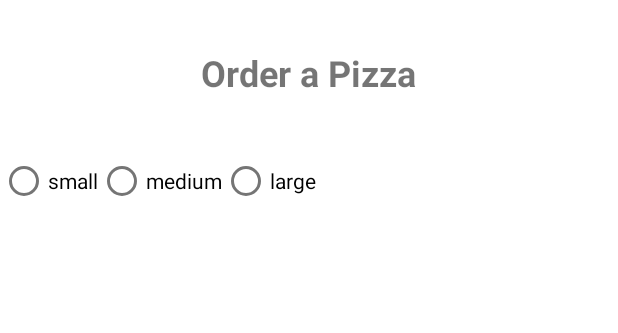
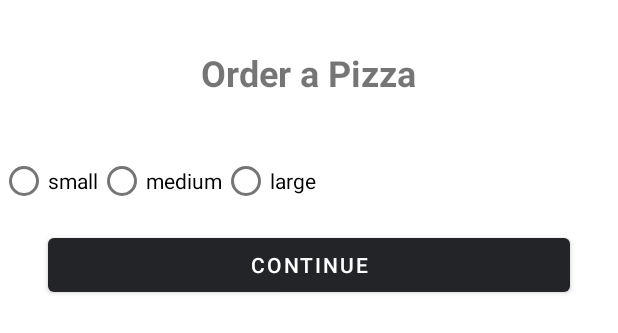
Before and after one commit to orielkalif/Leeson1_Nadav, an Android app: the layout activity_second.xml on its own in the app's theme, with its tools: preview values and no code run, on a phone screen of 412 x 824 dp. Shown: the top 333 px of the screen. Run offline under Robolectric (Android 15) with nearby library versions, the phone set to English and light mode, and no system bars.

```diff
--- a/app/src/main/java/com/example/leeson1_nadav/MainActivity.kt
+++ b/app/src/main/java/com/example/leeson1_nadav/MainActivity.kt
@@ -4,7 +4,6 @@ import android.content.Intent
 import android.os.Bundle
 import android.widget.Button
 import android.widget.EditText
-import android.widget.Toast
 import androidx.appcompat.app.AppCompatActivity
 import com.google.android.material.snackbar.Snackbar
 
--- a/app/src/main/res/layout/activity_second.xml
+++ b/app/src/main/res/layout/activity_second.xml
@@ -19,27 +19,40 @@
 
     <LinearLayout
         android:layout_width="match_parent"
+        android:orientation="vertical"
         android:layout_height="wrap_content">
 
         <RadioGroup
             android:layout_width="wrap_content"
             android:layout_height="wrap_content"
             android:gravity="center"
+            android:id="@+id/pizzaSize_rg"
             android:orientation="horizontal">
             <RadioButton
+                android:id="@+id/small_pizza_size_opt"
                 android:layout_width="wrap_content"
                 android:layout_height="wrap_content"
                 android:text="@string/small"/>
             <RadioButton
+                android:id="@+id/medium_pizza_size_opt"
                 android:layout_width="wrap_content"
                 android:layout_height="wrap_content"
                 android:text="@string/medium"/>
             <RadioButton
+                android:id="@+id/large_pizza_size_opt"
                 android:layout_width="wrap_content"
                 android:layout_height="wrap_content"
                 android:text="@string/large"/>
 
         </RadioGroup>
+
+        <Button
+            android:id="@+id/continueOrder_secondActivity"
+            android:layout_width="match_parent"
+            android:layout_height="wrap_content"
+            android:layout_marginHorizontal="32dp"
+            android:layout_marginTop="8dp"
+            android:text="Continue"/>
     </LinearLayout>
 
 </LinearLayout>
```
Also changed, not shown: app/src/main/AndroidManifest.xml (+5 -2 lines), app/src/main/java/com/example/leeson1_nadav/LoginActivity.kt (+7 -8 lines), app/src/main/java/com/example/leeson1_nadav/SecondActivity.kt (+53 -1 lines), app/src/main/java/com/example/leeson1_nadav/ThirdActivity.kt (added, +21 -0 lines), app/src/main/res/layout/activity_third.xml (added, +8 -0 lines).
